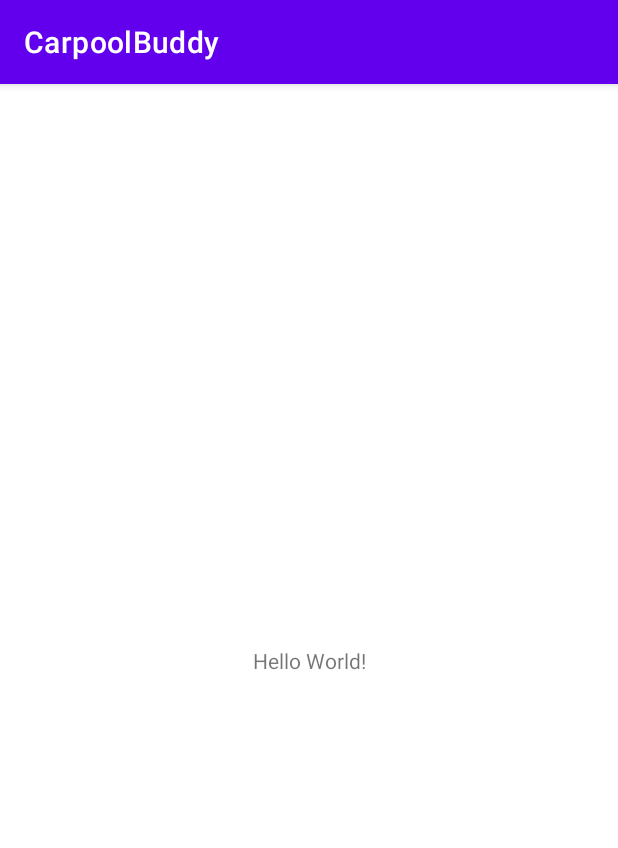
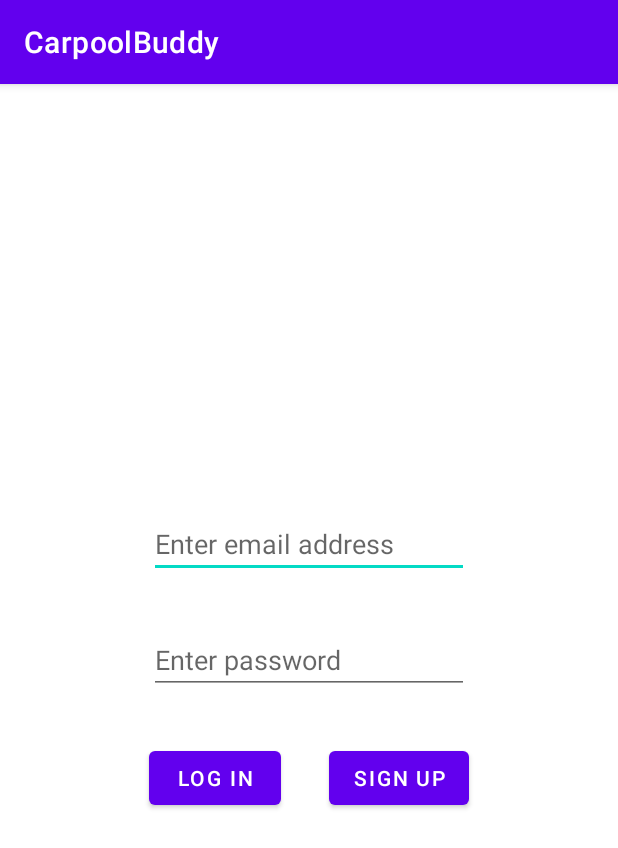
Before and after one commit to jstephens-fis/CarpoolBuddy, an Android app: the screen it shows after launch (MainActivity before the commit, AuthActivity after it), on a phone screen of 412 x 824 dp. Shown: the top 848 px of the screen. Run offline under Robolectric (Android 15) with nearby library versions, the phone set to English and light mode, and no system bars; our stand-ins replace Firebase (no records; nobody signed in at launch, a user with empty details on screens opened directly).

Commit message:
Added directories

```diff
--- a/app/build.gradle
+++ b/app/build.gradle
@@ -1,5 +1,6 @@
 plugins {
     id 'com.android.application'
+    id 'com.google.gms.google-services'
 }
 
 android {
@@ -32,6 +33,8 @@ dependencies {
     implementation 'androidx.appcompat:appcompat:1.4.1'
     implementation 'com.google.android.material:material:1.5.0'
     implementation 'androidx.constraintlayout:constraintlayout:2.1.3'
+    implementation 'com.google.firebase:firebase-firestore:24.1.0'
+    implementation 'com.google.firebase:firebase-auth:21.0.3'
     testImplementation 'junit:junit:4.13.2'
     androidTestImplementation 'androidx.test.ext:junit:1.1.3'
     androidTestImplementation 'androidx.test.espresso:espresso-core:3.4.0'
--- /dev/null
+++ b/app/src/main/java/com/example/carpoolbuddy/Controllers/AuthActivity.java
@@ -0,0 +1,97 @@
+package com.example.carpoolbuddy;
+
+import androidx.annotation.NonNull;
+import androidx.appcompat.app.AppCompatActivity;
+
+import android.content.Intent;
+import android.os.Bundle;
+import android.util.Log;
+import android.view.View;
+import android.widget.EditText;
+import android.widget.Toast;
+
+import com.google.android.gms.tasks.OnCompleteListener;
+import com.google.android.gms.tasks.Task;
+import com.google.firebase.auth.AuthResult;
+import com.google.firebase.auth.FirebaseAuth;
+import com.google.firebase.auth.FirebaseUser;
+import com.google.firebase.firestore.FirebaseFirestore;
+
+public class AuthActivity extends AppCompatActivity {
+    private FirebaseAuth mAuth;
+    private FirebaseFirestore firestore;
+    private EditText emailField;
+    private EditText passwordField;
+
+    @Override
+    protected void onCreate(Bundle savedInstanceState) {
+        super.onCreate(savedInstanceState);
+        setContentView(R.layout.activity_auth);
+        mAuth = FirebaseAuth.getInstance();
+        firestore = FirebaseFirestore.getInstance();
+        emailField = findViewById(R.id.editTextEmail);
+        passwordField = findViewById(R.id.editTextPassword);
+    }
+
+    @Override
+    public void onStart() {
+        super.onStart();
+        FirebaseUser currentUser = mAuth.getCurrentUser();
+        if(currentUser != null){
+            Intent intent = new Intent(this, UserProfileActivity.class);
+            startActivity(intent);
+        }
+    }
+
+    public void signIn(View v) {
+        String emailString = emailField.getText().toString();
+        String passwordString = passwordField.getText().toString();
+        mAuth.signInWithEmailAndPassword(emailString, passwordString)
+                .addOnCompleteListener(this, new OnCompleteListener<AuthResult>() {
+                    @Override
+                    public void onComplete(@NonNull Task<AuthResult> task) {
+                        if(task.isSuccessful()) {
+                            Log.d("SIGN IN", "signInWithEmail:success");
+                            FirebaseUser user = mAuth.getCurrentUser();
+                            updateUI(user);
+                        }
+                        else {
+                            Log.d("SIGN IN", "signInWithEmail:failure", task.getException());
+                            Toast.makeText(AuthActivity.this, "Authentication failed.",
+                                    Toast.LENGTH_SHORT).show();
+                            updateUI(null);
+                        }
+                    }
+                });
+
+        System.out.println("email: " + emailString + " password: " + passwordString);
+    }
+
+    public void signUp(View v) {
+        String emailString = emailField.getText().toString();
+        String passwordString = passwordField.getText().toString();
+        mAuth.createUserWithEmailAndPassword(emailString, passwordString)
+                .addOnCompleteListener(this, new OnCompleteListener<AuthResult>() {
+            @Override
+            public void onComplete(@NonNull Task<AuthResult> task) {
+                 if(task.isSuccessful()) {
+                     Log.d("SIGN UP", "successfully signed up the user");
+                     FirebaseUser user = mAuth.getCurrentUser();
+                     updateUI(user);
+                 }
+                 else {
+                     Log.d("SIGN UP", "createUserWithEmail:failure", task.getException());
+                     Toast.makeText(AuthActivity.this,"Sign up failed", Toast.LENGTH_LONG).show();
+                     updateUI(null);
+                 }
+            }
+        });
+    }
+
+    public void updateUI(FirebaseUser currentUser) {
+        if (currentUser != null) {
+            Intent intent = new Intent(this, UserProfileActivity.class);
+            startActivity(intent);
+        }
+    }
+}
--- a/app/src/main/java/com/example/carpoolbuddy/MainActivity.java
+++ /dev/null
@@ -1,14 +0,0 @@
-package com.example.carpoolbuddy;
-
-import androidx.appcompat.app.AppCompatActivity;
-
-import android.os.Bundle;
-
-public class MainActivity extends AppCompatActivity {
-
-    @Override
-    protected void onCreate(Bundle savedInstanceState) {
-        super.onCreate(savedInstanceState);
-        setContentView(R.layout.activity_main);
-    }
-}
--- /dev/null
+++ b/app/src/main/res/layout/activity_auth.xml
@@ -0,0 +1,54 @@
+<?xml version="1.0" encoding="utf-8"?>
+<androidx.constraintlayout.widget.ConstraintLayout xmlns:android="http://schemas.android.com/apk/res/android"
+    xmlns:app="http://schemas.android.com/apk/res-auto"
+    xmlns:tools="http://schemas.android.com/tools"
+    android:layout_width="match_parent"
+    android:layout_height="match_parent"
+    tools:context=".AuthActivity">
+
+    <EditText
+        android:id="@+id/editTextEmail"
+        android:layout_width="wrap_content"
+        android:layout_height="wrap_content"
+        android:layout_marginBottom="32dp"
+        android:ems="10"
+        android:hint="Enter email address"
+        android:inputType="textEmailAddress"
+        app:layout_constraintBottom_toTopOf="@+id/editTextPassword"
+        app:layout_constraintEnd_toEndOf="parent"
+        app:layout_constraintHorizontal_bias="0.5"
+        app:layout_constraintStart_toStartOf="parent" />
+
+    <EditText
+        android:id="@+id/editTextPassword"
+        android:layout_width="wrap_content"
+        android:layout_height="wrap_content"
+        android:ems="10"
+        android:hint="Enter password"
+        android:inputType="textPassword"
+        app:layout_constraintBottom_toBottomOf="parent"
+        app:layout_constraintEnd_toEndOf="parent"
+        app:layout_constraintHorizontal_bias="0.5"
+        app:layout_constraintStart_toStartOf="parent"
+        app:layout_constraintTop_toTopOf="parent" />
+
+    <Button
+        android:id="@+id/logInButton"
+        android:layout_width="wrap_content"
+        android:layout_height="wrap_content"
+        android:layout_marginTop="32dp"
+        android:onClick="signIn"
+        android:text="Log In"
+        app:layout_constraintStart_toStartOf="@+id/editTextPassword"
+        app:layout_constraintTop_toBottomOf="@+id/editTextPassword" />
+
+    <Button
+        android:id="@+id/signUpButton"
+        android:layout_width="wrap_content"
+        android:layout_height="wrap_content"
+        android:layout_marginTop="32dp"
+        android:onClick="signUp"
+        android:text="Sign Up"
+        app:layout_constraintEnd_toEndOf="@+id/editTextPassword"
+        app:layout_constraintTop_toBottomOf="@+id/editTextPassword" />
+</androidx.constraintlayout.widget.ConstraintLayout>
--- a/app/src/main/res/layout/activity_main.xml
+++ b/app/src/main/res/layout/activity_vehicles_info.xml
@@ -4,15 +4,16 @@
     xmlns:tools="http://schemas.android.com/tools"
     android:layout_width="match_parent"
     android:layout_height="match_parent"
-    tools:context=".MainActivity">
+    tools:context=".VehiclesInfoActivity">
 
-    <TextView
+    <Button
+        android:id="@+id/gotoUserProfileButton"
         android:layout_width="wrap_content"
         android:layout_height="wrap_content"
-        android:text="Hello World!"
+        android:layout_marginEnd="16dp"
+        android:layout_marginBottom="16dp"
+        android:onClick="gotoUserProfile"
+        android:text="User Profile"
         app:layout_constraintBottom_toBottomOf="parent"
-        app:layout_constraintLeft_toLeftOf="parent"
-        app:layout_constraintRight_toRightOf="parent"
-        app:layout_constraintTop_toTopOf="parent" />
-
+        app:layout_constraintEnd_toEndOf="parent" />
 </androidx.constraintlayout.widget.ConstraintLayout>
--- a/build.gradle
+++ b/build.gradle
@@ -1,4 +1,8 @@
-// Top-level build file where you can add configuration options common to all sub-projects/modules.
+buildscript {
+    dependencies {
+        classpath 'com.google.gms:google-services:4.3.10'
+    }
+}// Top-level build file where you can add configuration options common to all sub-projects/modules.
 plugins {
     id 'com.android.application' version '7.1.2' apply false
     id 'com.android.library' version '7.1.2' apply false
```
Also changed, not shown: app/src/main/AndroidManifest.xml (+9 -2 lines), app/src/main/java/com/example/carpoolbuddy/Controllers/UserProfileActivity.java (added, +42 -0 lines), app/src/main/java/com/example/carpoolbuddy/Controllers/VehiclesInfoActivity.java (added, +21 -0 lines), app/src/main/java/com/example/carpoolbuddy/Models/User.java (added, +85 -0 lines), app/src/main/res/layout/activity_user_profile.xml (added, +43 -0 lines).
